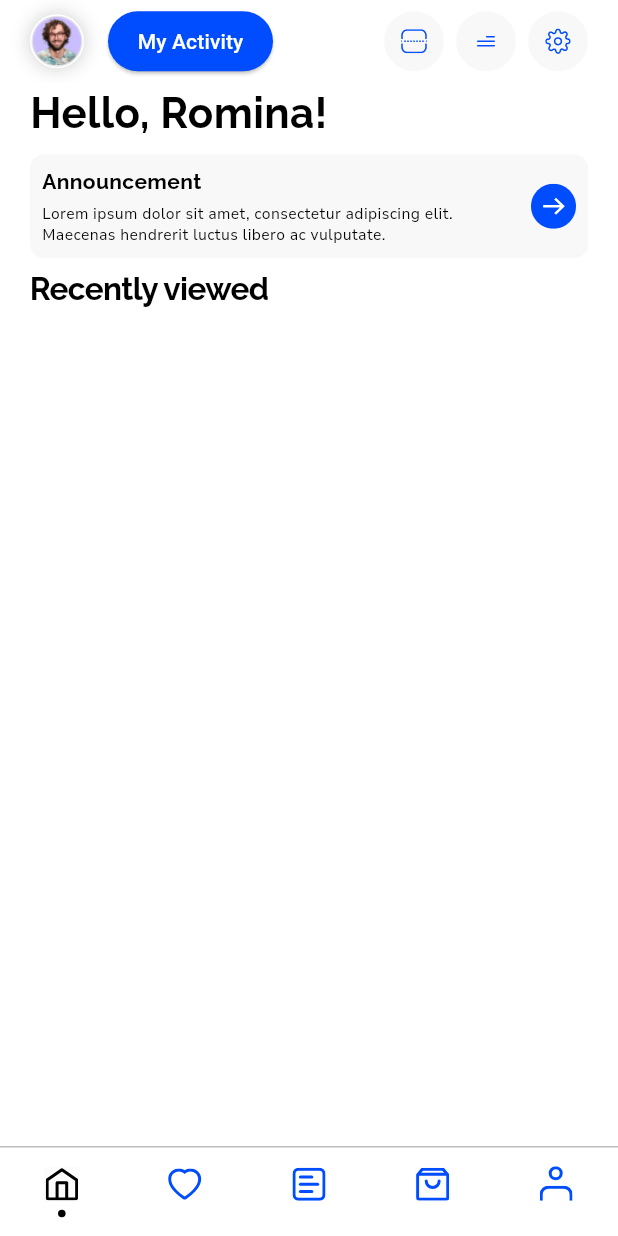
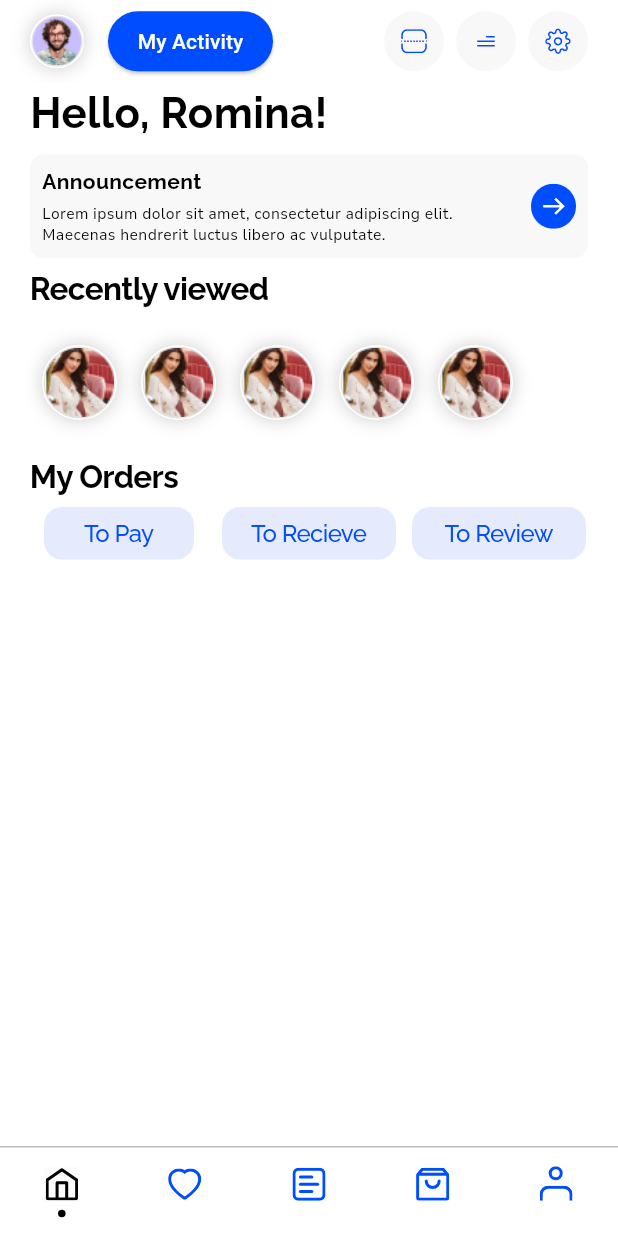
Before and after one commit to Vishu-2003/-ecommerce_flutter, a Flutter app: the screen it shows after launch, on a phone screen of 412 x 824 dp. Run offline on Flutter 3.47's test engine with Material 3 defaults, Android fonts, the phone set to English and light mode, and no system bars; drawn by our look-alikes of animated_text_kit, persistent_bottom_nav_bar; our stand-ins replace flutter_staggered_animations, flutter_svg, get, shimmer, slide_countdown.

Commit message:
add recent and order card

```diff
--- a/lib/design/screens/tabs/home/home.dart
+++ b/lib/design/screens/tabs/home/home.dart
@@ -1,4 +1,5 @@
 import 'package:animated_text_kit/animated_text_kit.dart';
+import 'package:ecommerce_flutter/design/components/c_core_button.dart';
 import 'package:ecommerce_flutter/design/components/c_extension.dart';
 import 'package:ecommerce_flutter/design/components/c_set_image.dart';
 import 'package:ecommerce_flutter/design/components/c_shimmer_placeholders.dart';
@@ -14,18 +15,19 @@ import 'package:get/get.dart';
 
 import '../../../components/c_text.dart';
 
-class HomeView extends StatelessWidget{
+class HomeView extends StatelessWidget {
   const HomeView({super.key});
-  static Widget Shimmer(){
-    return Column(
+  static Widget shimmer() {
+    return const Column(
       children: [
-        SizedBox(height: 40,),
+        SizedBox(height: 10),
+        ContainerPlaceholder(height: 35),
         ContainerPlaceholder(),
         SizedBox(width: 20),
         CircleImagePlaceholder(),
         GridPlaceholder(),
-        GridPlaceholder(itemCount: 4,height: 175,),
-        GridPlaceholder(itemCount: 4,height: 175),
+        GridPlaceholder(itemCount: 4, height: 175),
+        GridPlaceholder(itemCount: 4, height: 175),
       ],
     ).showShimmer();
   }
@@ -34,20 +36,21 @@ class HomeView extends StatelessWidget{
   Widget build(BuildContext context) {
     return GetBuilder(
         init: HomeController(),
-        builder: (controller){
+        builder: (controller) {
           return Scaffold(
               backgroundColor: white,
-        appBar:CAppBar(),
-        body:RefreshIndicator(
+              appBar: const CAppBar(),
+              body: RefreshIndicator(
                 onRefresh: controller.Init,
                 child: ListView(
                     physics: AlwaysScrollableScrollPhysics(),
                     children: [
                       controller.isLoading
-                    ? Shimmer()
+                          ? shimmer()
                           : Column(
                               children: AnimationConfiguration.toStaggeredList(
-                      childAnimationBuilder: (widget) => SlideAnimation(
+                                  childAnimationBuilder: (widget) =>
+                                      SlideAnimation(
                                         horizontalOffset: -50.0,
                                         child: FadeInAnimation(child: widget),
                                       ),
@@ -55,45 +58,53 @@ class HomeView extends StatelessWidget{
                                   WelcomeText(),
                                   AnnouncementCard(),
                                   ViewAllRaw(title: "Recently viewed"),
-                      ]
-                  )
-                ).defaultPadding()
-              ]
+                                  RecentlyViewd(),
+                                  ViewAllRaw(title: "My Orders"),
+                                  const SizedBox(
+                                    height: 8,
                                   ),
-        )
-      );
+                                  MyOrderButtons(),
+                                ])).defaultPadding()
+                    ]),
+              ));
         });
   }
 }
-class CAppBar extends StatelessWidget implements PreferredSizeWidget{
+
+class CAppBar extends StatelessWidget implements PreferredSizeWidget {
   const CAppBar({super.key});
   @override
   Widget build(BuildContext context) {
     return AppBar(
       backgroundColor: white,
-    leading:Container(
+      leading: Container(
         margin: const EdgeInsetsDirectional.only(start: 20),
         padding: EdgeInsets.all(1),
         decoration: BoxDecoration(
           boxShadow: [
             BoxShadow(
                 color: black.withOpacity(0.2),
-                     offset: Offset(0,0),
-                     blurRadius: 10
-                   )
+                offset: Offset(0, 0),
+                blurRadius: 10)
           ],
           shape: BoxShape.circle,
-            border: Border.all(color:white),
+          border: Border.all(color: white),
         ),
-        child: CircleAvatar(child:Image.asset(AppImages.user),),
+        child: CircleAvatar(
+          child: Image.asset(AppImages.user),
         ),
-    title:ElevatedButton(
-      onPressed: (){},
-      child:CText("My Activity",style: TextStyle(color: white),),
-      style:ElevatedButton.styleFrom(
+      ),
+      title: ElevatedButton(
+        onPressed: () {},
+        child: CText(
+          "My Activity",
+          style: TextStyle(color: white),
+        ),
+        style: ElevatedButton.styleFrom(
             padding: EdgeInsets.all(10),
             backgroundColor: bluePrimary,
-          fixedSize: Size(110,35)),),
+            fixedSize: Size(110, 35)),
+      ),
       actions: [
         CircleAvatar(
           backgroundColor: greyWhite,
@@ -109,53 +120,54 @@ class CAppBar extends StatelessWidget implements PreferredSizeWidget{
           backgroundColor: greyWhite,
           child: setIcon(AppIcon.setting),
         ),
-      const SizedBox(width: 20,)
+        const SizedBox(
+          width: 20,
+        )
       ],
     );
   }
 
   @override
-  Size get preferredSize => const Size(double.infinity,55);
+  Size get preferredSize => const Size(double.infinity, 55);
+}
 
-}
-class WelcomeText extends StatelessWidget{
+class WelcomeText extends StatelessWidget {
   const WelcomeText();
 
   @override
   Widget build(BuildContext context) {
-   return GetBuilder<HomeController>(builder: (controller){
+    return GetBuilder<HomeController>(builder: (controller) {
       return Align(
         alignment: Alignment.topLeft,
-       child: AnimatedTextKit(
-           isRepeatingAnimation: false,
-           animatedTexts:[
-             TyperAnimatedText(
-                 "Hello, Romina!",
-                 textStyle:TextThemeX.text28,
-                 speed: const Duration(microseconds: 400)
-             )
+        child: AnimatedTextKit(isRepeatingAnimation: false, animatedTexts: [
+          TyperAnimatedText("Hello, Romina!",
+              textStyle: TextThemeX.text28,
+              speed: const Duration(microseconds: 400))
         ]),
       );
     });
   }
+}
 
-}
-class AnnouncementCard extends StatelessWidget{
+class AnnouncementCard extends StatelessWidget {
   const AnnouncementCard();
 
   @override
   Widget build(BuildContext context) {
-   return GetBuilder<HomeController>(
-       builder: (controller){
+    return GetBuilder<HomeController>(builder: (controller) {
       return Row(
         mainAxisAlignment: MainAxisAlignment.spaceBetween,
         children: [
           Column(
             crossAxisAlignment: CrossAxisAlignment.start,
             children: [
-               CText("Announcement",style: TextThemeX.text14,),
+              CText(
+                "Announcement",
+                style: TextThemeX.text14,
+              ),
               SizedBox(height: 5),
-               CText("Lorem ipsum dolor sit amet, consectetur adipiscing elit.\nMaecenas hendrerit luctus libero ac vulputate.",
+              CText(
+                "Lorem ipsum dolor sit amet, consectetur adipiscing elit.\nMaecenas hendrerit luctus libero ac vulputate.",
                 style: TextThemeX.text10,
                 softWrap: true,
                 overflow: TextOverflow.ellipsis,
@@ -164,8 +176,103 @@ class AnnouncementCard extends StatelessWidget{
           ),
           setIcon(AppIcon.rightArrow)
         ],
-       ).defaultContainer(hm: 0,vm:8);
+      ).defaultContainer(hm: 0, vm: 8);
     });
   }
+}
 
+class MyOrderButtons extends StatelessWidget {
+  const MyOrderButtons();
+
+  @override
+  Widget build(BuildContext context) {
+    return Row(
+      children: [
+        Expanded(
+          child: CCoreButton(
+              child: Container(
+            height: 35,
+            width: 100,
+            decoration: BoxDecoration(
+              color: blueSeconadry,
+              borderRadius: BorderRadius.circular(12),
+            ),
+            child: Center(
+              child: CText(
+                "To Pay",
+                style: TextThemeX.text16.copyWith(color: bluePrimary),
+              ),
+            ),
+          )),
+        ),
+        SizedBox(width: 8),
+        Expanded(
+          child: CCoreButton(
+              child: Container(
+            height: 35,
+            width: 116,
+            decoration: BoxDecoration(
+                borderRadius: BorderRadius.circular(12), color: blueSeconadry),
+            child: Center(
+              child: CText(
+                "To Recieve",
+                style: TextThemeX.text16.copyWith(color: bluePrimary),
+              ),
+            ),
+          )),
+        ),
+        SizedBox(width: 8),
+        Expanded(
+          child: CCoreButton(
+              child: Container(
+            height: 35,
+            width: 116,
+            decoration: BoxDecoration(
+                borderRadius: BorderRadius.circular(12), color: blueSeconadry),
+            child: Center(
+              child: CText(
+                "To Review",
+                style: TextThemeX.text16.copyWith(color: bluePrimary),
+              ),
+            ),
+          )),
+        )
+      ],
+    );
   }
+}
+
+class RecentlyViewd extends StatelessWidget {
+  const RecentlyViewd();
+
+  @override
+  Widget build(BuildContext context) {
+    return SizedBox(
+      height: 100,
+      width: double.infinity,
+      child: Expanded(
+        child: ListView.builder(
+            scrollDirection: Axis.horizontal,
+            physics: NeverScrollableScrollPhysics(),
+            itemCount: 5,
+            itemBuilder: (context, index) {
+              return Container(
+                  margin: EdgeInsets.symmetric(horizontal: 8),
+                  height: 50,
+                  width: 50,
+                  padding: EdgeInsets.all(1),
+                  decoration: BoxDecoration(
+                      border: Border.all(color: white),
+                      boxShadow: [
+                        BoxShadow(
+                            color: black.withOpacity(0.2),
+                            offset: Offset(0, 0),
+                            blurRadius: 10)
+                      ],
+                      shape: BoxShape.circle),
+                  child: Image.asset(AppImages.girl));
+            }),
+      ),
+    );
+  }
+}
--- a/lib/utills/app_colors.dart
+++ b/lib/utills/app_colors.dart
@@ -2,8 +2,9 @@ import 'dart:ui';
 
 import 'package:flutter/material.dart';
 
-const Color lightPink=Color.fromRGBO(255,235,235,1);
-const Color white=Colors.white;
-const Color greyWhite=Color.fromRGBO(248,248,248,1);
-const Color black=Colors.black;
-const Color bluePrimary = Color.fromRGBO(0,76,255,1);
+const Color lightPink = Color.fromRGBO(255, 235, 235, 1);
+const Color white = Colors.white;
+const Color greyWhite = Color.fromRGBO(248, 248, 248, 1);
+const Color black = Colors.black;
+const Color bluePrimary = Color.fromRGBO(0, 76, 255, 1);
+const Color blueSeconadry = Color.fromRGBO(229, 235, 252, 1);
```
Also changed, not shown: lib/utills/app_texttheme.dart (+5 -9 lines). Lines whose indentation alone changed are shown as unchanged.
